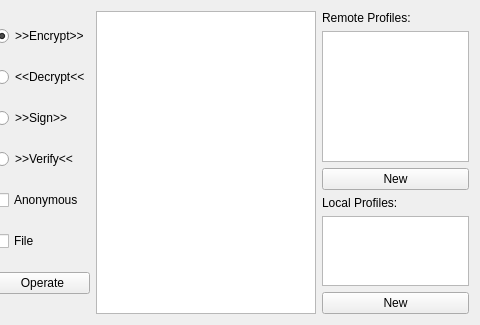
The window that keyacid/widget.ui (keyacid/keyacid) describes before a commit, drawn with Qt 5; both pictures show x 242 to 722 and y 0 to 325 of the 722 by 325 pixel window.
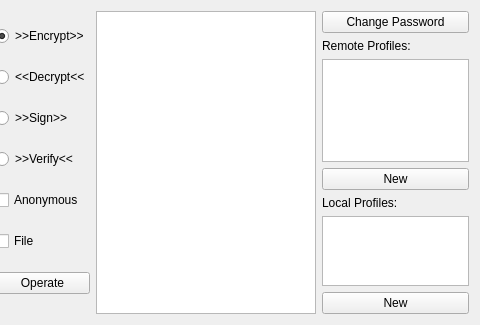
The same window after the commit.

Commit message: USE PASSWORD TO PROTECT PROFILES

The edit to the form file:
```diff
--- a/keyacid/widget.ui
+++ b/keyacid/widget.ui
@@ -77,7 +77,14 @@
     <widget class="QPlainTextEdit" name="cipherText"/>
    </item>
    <item>
-    <layout class="QVBoxLayout" name="verticalLayout_2" stretch="0,3,0,0,1,0">
+    <layout class="QVBoxLayout" name="verticalLayout_2" stretch="0,0,3,0,0,1,0">
+     <item>
+      <widget class="QPushButton" name="changePassword">
+       <property name="text">
+        <string>Change Password</string>
+       </property>
+      </widget>
+     </item>
      <item>
       <widget class="QLabel" name="remoteProfilesLabel">
        <property name="text">
```
The commit also changes 6 other files.
